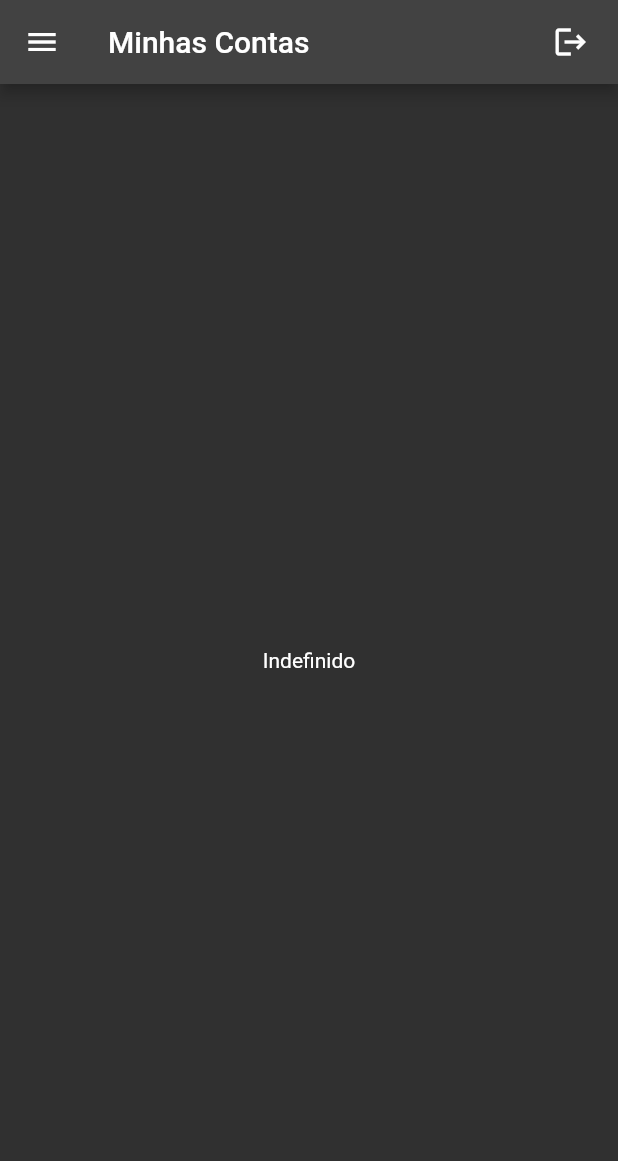
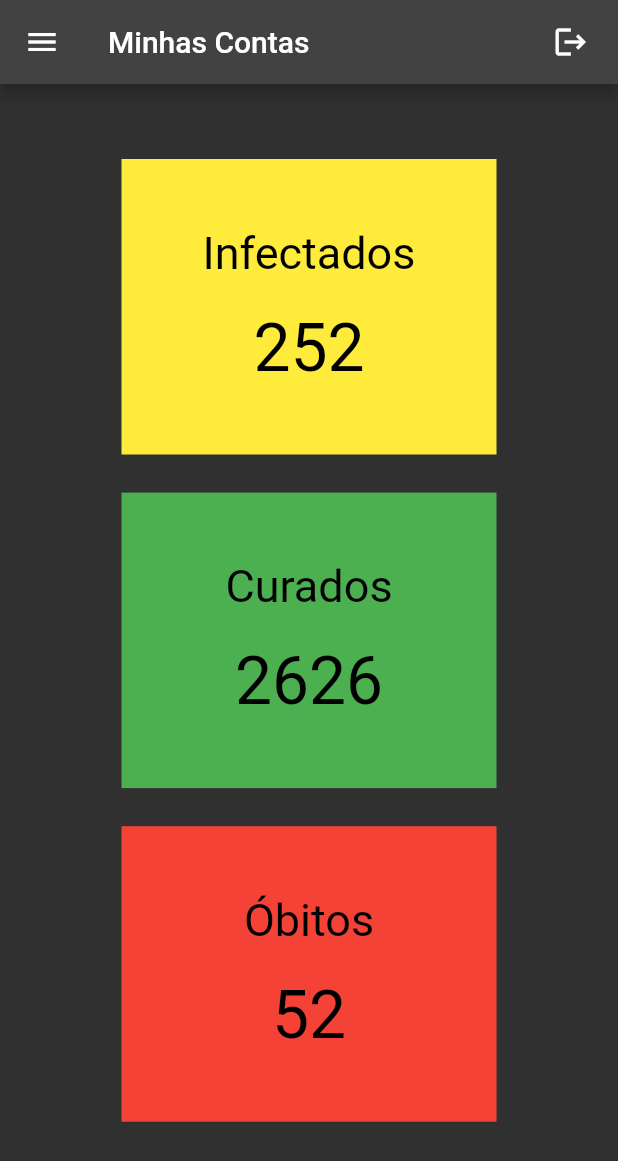
Before and after one commit to claudiostocco/pandemicmonitor_app, a Flutter app: the screen it shows after launch, on a phone screen of 412 x 824 dp. Shown: the top 1161 px of the screen. Run offline on Flutter 3.47's test engine with Material 2 defaults, Android fonts, the phone set to English and light mode, and no system bars; our stand-ins replace rflutter_alert; accounts and stored records are empty.

Commit message:
Indicators panel

```diff
--- a/lib/views/home.dart
+++ b/lib/views/home.dart
@@ -1,5 +1,6 @@
 import 'package:flutter/material.dart';
 import 'package:pandemicmonitor/utils/alerts.dart';
+import 'package:pandemicmonitor/widgets/separator.dart';
 
 import '../services/api/bills.dart';
 import '../types/bills_data.dart';
@@ -32,9 +33,9 @@ class _HomeState extends State<Home> {
         // DrawerItem(userData: AppController.instance.userData, anonymous: AppController.instance.userData == null),
         DrawerItem(icon: Icons.list, title: 'Indicadores', onTap: () => _setMenuItem(0)),
         const DrawerItem(separator: true),
-        DrawerItem(icon: Icons.list, title: 'Informações', onTap: () => _setMenuItem(0)),
-        DrawerItem(icon: Icons.list, title: 'Locais de atendimento', onTap: () => _setMenuItem(1)),
-        DrawerItem(icon: Icons.list, title: 'Funcionamento do Comercio', onTap: () => _setMenuItem(2)),
+        DrawerItem(icon: Icons.list, title: 'Informações', onTap: () => _setMenuItem(1)),
+        DrawerItem(icon: Icons.list, title: 'Locais de atendimento', onTap: () => _setMenuItem(2)),
+        DrawerItem(icon: Icons.list, title: 'Funcionamento do Comercio', onTap: () => _setMenuItem(3)),
         const DrawerItem(separator: true),
         DrawerItem(icon: Icons.logout, title: 'Sair', onTap: () => {_logout()}),
       ],
@@ -52,6 +53,38 @@ class _HomeState extends State<Home> {
     }
   }
 
+  Widget _indicator(String title, String qtd, Color backColor) {
+    return Container(
+      color: backColor,
+      width: 250,
+      padding: const EdgeInsets.all(45),
+      child: Column(
+        children: [
+          Text(style: const TextStyle(color: Colors.black, fontSize: 30), title),
+          const SizedBox(height: 20),
+          Text(style: const TextStyle(color: Colors.black, fontSize: 44), qtd)
+        ],)
+    );
+  }
+
+  Widget _indicatorsPanel() {
+    return Container(
+      margin: const EdgeInsets.only(top: 50),
+      child: Expanded(
+        flex: 1,
+        child: Column(children: [
+            _indicator('Infectados', '252', Colors.yellow),
+            const Separator(),
+            _indicator('Curados', '2626', Colors.green),
+            const Separator(),
+            _indicator('Óbitos', '52', Colors.red),
+            const Separator(flex: 3)
+          ]
+        )
+      )
+    );
+  }
+
   Widget _listingBills() {
     if (_listBills != null) {
       _listBills?.forEach((element) {
@@ -61,13 +94,15 @@ class _HomeState extends State<Home> {
 
     switch (_menuItem) {
       case 0:
-        return const Text('Todas as contas');
+        return _indicatorsPanel();
       case 1:
-        return const Text('Contas a vencer');
+        return const Text('Informações');
       case 2:
-        return const Text('Contas a vencidas');
+        return const Text('Locais de atendimentos');
+      case 3:
+        return const Text('Define regras para o funcionamento do comercio, como horário, restrições, distanciamento minimo, etc.');
       default:
-        return const Text('Indefinido');
+        return _indicatorsPanel();
     }
   }
 
```
